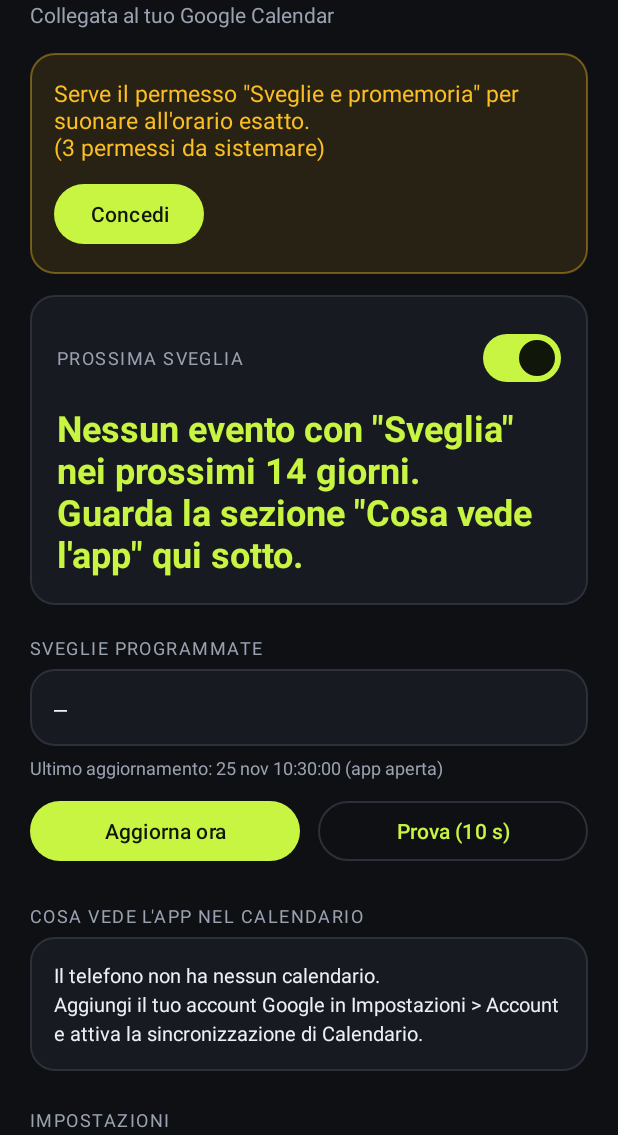
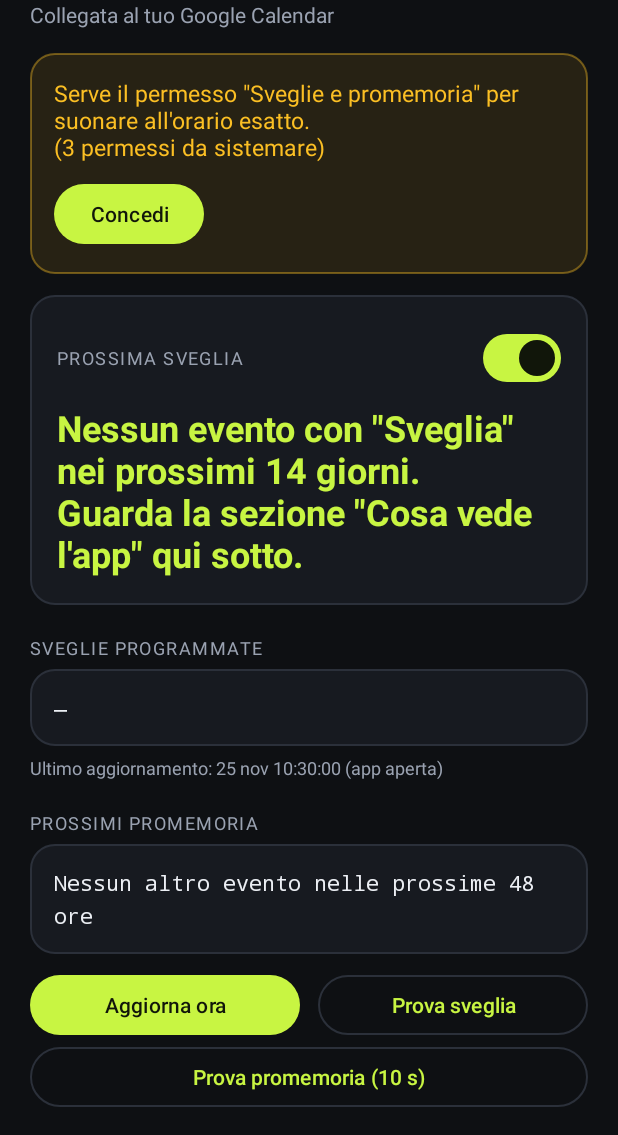
Before and after one commit to draxter2303/jarvis_sveglia, an Android app: the screen it shows after launch (MainActivity), after a tap on "Concedi", on a phone screen of 412 x 824 dp, the part 101-1236 px from its top. Run offline under Robolectric (Android 15) with nearby library versions, the phone set to English and light mode, and no system bars; 3 statements that could not run were skipped.

Commit message:
Promemoria per tutti gli altri eventi del calendario
Co-Authored-By: Claude Opus 5.5 <noreply@anthropic.com>
Claude-Session: https://claude.ai/code/session_01N8hqKV3iW929fz3BYHtVTk

```diff
--- a/app/build.gradle.kts
+++ b/app/build.gradle.kts
@@ -11,8 +11,8 @@ android {
         applicationId = "com.draxter.jarvissveglia"
         minSdk = 26
         targetSdk = 34
-        versionCode = 3
-        versionName = "1.1"
+        versionCode = 4
+        versionName = "1.2"
     }
 
     signingConfigs {
--- a/app/src/main/AndroidManifest.xml
+++ b/app/src/main/AndroidManifest.xml
@@ -56,6 +56,10 @@
             android:exported="false" />
 
         <receiver
+            android:name=".ReminderReceiver"
+            android:exported="false" />
+
+        <receiver
             android:name=".SystemEventReceiver"
             android:exported="true">
             <intent-filter>
--- a/app/src/main/java/com/draxter/jarvissveglia/AlarmScheduler.kt
+++ b/app/src/main/java/com/draxter/jarvissveglia/AlarmScheduler.kt
@@ -15,6 +15,10 @@ object AlarmScheduler {
     const val EXTRA_DESC = "desc"
     const val EXTRA_BEGIN = "begin"
     const val EXTRA_SNOOZE = "snooze"
+    const val EXTRA_END = "end"
+    const val EXTRA_EVENT_ID = "event_id"
+    const val EXTRA_CODE = "code"
+    const val TEST_REMINDER_CODE = -42
 
     private val lock = Any()
 
@@ -41,8 +45,69 @@ object AlarmScheduler {
         fresh.forEach { schedule(app, it, it.begin - offsetMs) }
 
         Prefs.saveScheduled(app, fresh, reason)
+        syncReminders(app)
         Log.i(TAG, "Sync ($reason): ${fresh.size} sveglie")
         fresh
+    }
+
+    /** Promemoria per tutti gli altri eventi del calendario. */
+    private fun syncReminders(ctx: Context) {
+        val old = Prefs.scheduledReminders(ctx)
+        val offsetMs = Prefs.reminderOffsetMinutes(ctx) * 60_000L
+        val now = System.currentTimeMillis()
+        val fresh = if (Prefs.remindersEnabled(ctx)) {
+            CalendarRepo.queryReminders(ctx).filter { it.begin - offsetMs > now + 5_000 }
+        } else emptyList()
+
+        val freshCodes = fresh.map { it.reminderCode }.toSet()
+        old.filter { it.reminderCode !in freshCodes }.forEach { cancelReminder(ctx, it.reminderCode) }
+        fresh.forEach { scheduleReminder(ctx, it, it.begin - offsetMs) }
+        Prefs.saveReminders(ctx, fresh)
+    }
+
+    private fun reminderIntent(ctx: Context, code: Int, item: AlarmItem?): PendingIntent? {
+        val intent = Intent(ctx, ReminderReceiver::class.java)
+        if (item != null) {
+            intent.putExtra(EXTRA_TITLE, item.title)
+                .putExtra(EXTRA_DESC, item.description)
+                .putExtra(EXTRA_BEGIN, item.begin)
+                .putExtra(EXTRA_END, item.end)
+                .putExtra(EXTRA_EVENT_ID, item.eventId)
+                .putExtra(EXTRA_CODE, code)
+        }
+        val flags = if (item == null) PendingIntent.FLAG_NO_CREATE or PendingIntent.FLAG_IMMUTABLE
+        else PendingIntent.FLAG_UPDATE_CURRENT or PendingIntent.FLAG_IMMUTABLE
+        return PendingIntent.getBroadcast(ctx, code, intent, flags)
+    }
+
+    fun scheduleReminder(ctx: Context, item: AlarmItem, triggerAt: Long, code: Int = item.reminderCode) {
+        val am = ctx.getSystemService(AlarmManager::class.java)
+        val op = reminderIntent(ctx, code, item) ?: return
+        try {
+            // Esatto ma senza l'icona della sveglia nella barra di stato.
+            if (canScheduleExact(ctx)) {
+                am.setExactAndAllowWhileIdle(AlarmManager.RTC_WAKEUP, triggerAt, op)
+            } else {
+                am.setAndAllowWhileIdle(AlarmManager.RTC_WAKEUP, triggerAt, op)
+            }
+        } catch (e: SecurityException) {
+            am.setAndAllowWhileIdle(AlarmManager.RTC_WAKEUP, triggerAt, op)
+        }
+    }
+
+    private fun cancelReminder(ctx: Context, code: Int) {
+        val pi = reminderIntent(ctx, code, null) ?: return
+        ctx.getSystemService(AlarmManager::class.java).cancel(pi)
+        pi.cancel()
+    }
+
+    fun testReminder(ctx: Context, seconds: Int = 10) {
+        val at = System.currentTimeMillis() + seconds * 1000L
+        scheduleReminder(
+            ctx,
+            AlarmItem(0, at, "Promemoria di prova", "Così ti arriveranno gli eventi del calendario.", "", at + 30 * 60_000L),
+            at, TEST_REMINDER_CODE
+        )
     }
 
     fun schedule(ctx: Context, item: AlarmItem, triggerAt: Long, snooze: Boolean = false) {
--- a/app/src/main/java/com/draxter/jarvissveglia/App.kt
+++ b/app/src/main/java/com/draxter/jarvissveglia/App.kt
@@ -47,9 +47,19 @@ class App : Application() {
             lockscreenVisibility = android.app.Notification.VISIBILITY_PUBLIC
         }
         nm.createNotificationChannel(alarm)
+
+        val reminder = NotificationChannel(
+            CHANNEL_REMINDER, "Promemoria eventi", NotificationManager.IMPORTANCE_HIGH
+        ).apply {
+            description = "Notifica all'inizio di ogni evento del calendario"
+            enableVibration(true)
+            lockscreenVisibility = android.app.Notification.VISIBILITY_PUBLIC
+        }
+        nm.createNotificationChannel(reminder)
     }
 
     companion object {
         const val CHANNEL_ALARM = "alarm_v1"
+        const val CHANNEL_REMINDER = "reminder_v1"
     }
 }
--- a/app/src/main/java/com/draxter/jarvissveglia/CalendarRepo.kt
+++ b/app/src/main/java/com/draxter/jarvissveglia/CalendarRepo.kt
@@ -38,16 +38,29 @@ object CalendarRepo {
         ctx, Manifest.permission.WRITE_CALENDAR
     ) == PackageManager.PERMISSION_GRANTED
 
-    private fun instancesUri(ctx: Context, from: Long) =
+    private fun instancesUri(ctx: Context, from: Long, days: Int = Prefs.lookaheadDays(ctx)) =
         CalendarContract.Instances.CONTENT_URI.buildUpon().also {
             ContentUris.appendId(it, from)
-            ContentUris.appendId(it, from + Prefs.lookaheadDays(ctx) * 24L * 60 * 60 * 1000)
+            ContentUris.appendId(it, from + days * 24L * 60 * 60 * 1000)
         }.build()
 
-    fun queryAlarms(ctx: Context): List<AlarmItem> {
+    fun isAlarmTitle(ctx: Context, title: String): Boolean {
+        val keyword = Prefs.keyword(ctx).trim().lowercase()
+        return keyword.isNotBlank() && title.lowercase().contains(keyword)
+    }
+
+    /** Sveglie: eventi il cui titolo contiene la parola chiave. */
+    fun queryAlarms(ctx: Context): List<AlarmItem> =
+        queryEvents(ctx, Prefs.lookaheadDays(ctx)).filter { isAlarmTitle(ctx, it.title) }
+            .distinctBy { it.begin / 60_000L } // stesso orario da calendari diversi
+
+    /** Promemoria: tutti gli altri eventi con un orario. */
+    fun queryReminders(ctx: Context): List<AlarmItem> =
+        queryEvents(ctx, Prefs.REMINDER_DAYS).filter { !isAlarmTitle(ctx, it.title) }
+            .distinctBy { "${it.begin / 60_000L}|${it.title}" }
+
+    private fun queryEvents(ctx: Context, days: Int): List<AlarmItem> {
         if (!hasPermission(ctx)) return emptyList()
-        val keyword = Prefs.keyword(ctx).trim().lowercase()
-        if (keyword.isBlank()) return emptyList()
 
         val now = System.currentTimeMillis()
         val projection = arrayOf(
@@ -57,18 +70,17 @@ object CalendarRepo {
             CalendarContract.Instances.DESCRIPTION,
             CalendarContract.Instances.ALL_DAY,
             CalendarContract.Instances.STATUS,
-            CalendarContract.Instances.CALENDAR_DISPLAY_NAME
+            CalendarContract.Instances.CALENDAR_DISPLAY_NAME,
+            CalendarContract.Instances.END
         )
         val out = mutableListOf<AlarmItem>()
         try {
-            // Nessun filtro SQL sul titolo: il confronto lo facciamo qui, ignorando maiuscole e accenti.
             ctx.contentResolver.query(
-                instancesUri(ctx, now - 60L * 60 * 1000), projection, null, null,
+                instancesUri(ctx, now - 60L * 60 * 1000, days), projection, null, null,
                 "${CalendarContract.Instances.BEGIN} ASC"
             )?.use { c ->
                 while (c.moveToNext()) {
                     val title = c.getString(2) ?: continue
-                    if (!title.lowercase().contains(keyword)) continue
                     if (c.getInt(4) == 1) continue // eventi di tutto il giorno
                     val status = if (c.isNull(5)) -1 else c.getInt(5)
                     if (status == CalendarContract.Instances.STATUS_CANCELED) continue
@@ -79,15 +91,15 @@ object CalendarRepo {
                         begin = begin,
                         title = title,
                         description = c.getString(3) ?: "",
-                        calendarName = c.getString(6) ?: ""
+                        calendarName = c.getString(6) ?: "",
+                        end = if (c.isNull(7)) 0L else c.getLong(7)
                     )
                 }
             }
         } catch (e: Exception) {
             Log.e(TAG, "Lettura calendario fallita", e)
         }
-        // Evita doppioni (stesso orario da calendari diversi).
-        return out.distinctBy { it.begin / 60_000L }
+        return out
     }
 
     fun calendars(ctx: Context): List<CalendarInfo> {
--- a/app/src/main/java/com/draxter/jarvissveglia/MainActivity.kt
+++ b/app/src/main/java/com/draxter/jarvissveglia/MainActivity.kt
@@ -40,6 +40,9 @@ class MainActivity : AppCompatActivity() {
     private lateinit var permText: TextView
     private lateinit var permButton: Button
     private lateinit var diagText: TextView
+    private lateinit var reminderList: TextView
+    private lateinit var remindersSwitch: MaterialSwitch
+    private lateinit var reminderOffsetInput: EditText
     private lateinit var enableCalendarsBtn: Button
 
     private val askWriteCalendar = registerForActivityResult(
@@ -74,6 +77,19 @@ class MainActivity : AppCompatActivity() {
         permText = findViewById(R.id.permText)
         permButton = findViewById(R.id.permButton)
         diagText = findViewById(R.id.diagText)
+        reminderList = findViewById(R.id.reminderList)
+        remindersSwitch = findViewById(R.id.switchReminders)
+        reminderOffsetInput = findViewById(R.id.inputReminderOffset)
+        remindersSwitch.isChecked = Prefs.remindersEnabled(this)
+        reminderOffsetInput.setText(Prefs.reminderOffsetMinutes(this).toString())
+        remindersSwitch.setOnCheckedChangeListener { _, checked ->
+            Prefs.setRemindersEnabled(this, checked)
+            refresh(sync = true)
+        }
+        findViewById<Button>(R.id.btnTestReminder).setOnClickListener {
+            AlarmScheduler.testReminder(this, 10)
+            Toast.makeText(this, "Il promemoria di prova arriva tra 10 secondi", Toast.LENGTH_LONG).show()
+        }
         enableCalendarsBtn = findViewById(R.id.btnEnableCalendars)
         enableCalendarsBtn.setOnClickListener {
             if (CalendarRepo.hasWritePermission(this)) enableCalendars()
@@ -93,6 +109,8 @@ class MainActivity : AppCompatActivity() {
             Prefs.setKeyword(this, keywordInput.text.toString().ifBlank { "Sveglia" })
             Prefs.setSnoozeMinutes(this, snoozeInput.text.toString().toIntOrNull() ?: 5)
             Prefs.setOffsetMinutes(this, offsetInput.text.toString().toIntOrNull() ?: 0)
+            Prefs.setReminderOffsetMinutes(this, reminderOffsetInput.text.toString().toIntOrNull() ?: 0)
+            reminderOffsetInput.setText(Prefs.reminderOffsetMinutes(this).toString())
             keywordInput.setText(Prefs.keyword(this))
             snoozeInput.setText(Prefs.snoozeMinutes(this).toString())
             offsetInput.setText(Prefs.offsetMinutes(this).toString())
@@ -160,6 +178,17 @@ class MainActivity : AppCompatActivity() {
         alarmList.text = if (items.isEmpty()) "—" else items.joinToString("\n") {
             val at = it.begin - offset
             "${day.format(Date(at))}  ·  ${time.format(Date(at))}   ${AlarmService.cleanTitle(it.title)}"
+        }
+
+        val reminders = Prefs.scheduledReminders(this)
+        val remOffset = Prefs.reminderOffsetMinutes(this) * 60_000L
+        reminderList.text = when {
+            !Prefs.remindersEnabled(this) -> "Promemoria disattivati"
+            reminders.isEmpty() -> "Nessun altro evento nelle prossime ${Prefs.REMINDER_DAYS * 24} ore"
+            else -> reminders.take(12).joinToString("\n") {
+                val at = it.begin - remOffset
+                "${day.format(Date(at))}  ·  ${time.format(Date(at))}   ${AlarmService.cleanTitle(it.title)}"
+            } + if (reminders.size > 12) "\n… e altri ${reminders.size - 12}" else ""
         }
 
         val snoozeAt = Prefs.snoozeAt(this)
--- a/app/src/main/java/com/draxter/jarvissveglia/Prefs.kt
+++ b/app/src/main/java/com/draxter/jarvissveglia/Prefs.kt
@@ -9,20 +9,25 @@ data class AlarmItem(
     val begin: Long,
     val title: String,
     val description: String,
-    val calendarName: String
+    val calendarName: String,
+    val end: Long = 0L
 ) {
+    /** Codice per il PendingIntent del promemoria (negativo: non si scontra con le sveglie). */
+    val reminderCode: Int
+        get() = -requestCode
+
     /** Codice univoco per il PendingIntent di questa sveglia. */
     val requestCode: Int
         get() = (((eventId * 1_000_003L) xor (begin / 60_000L)) and 0x3FFFFFFF).toInt() + 1000
 
     fun toJson(): JSONObject = JSONObject()
         .put("e", eventId).put("b", begin).put("t", title)
-        .put("d", description).put("c", calendarName)
+        .put("d", description).put("c", calendarName).put("n", end)
 
     companion object {
         fun fromJson(o: JSONObject) = AlarmItem(
             o.optLong("e"), o.optLong("b"), o.optString("t"),
-            o.optString("d"), o.optString("c")
+            o.optString("d"), o.optString("c"), o.optLong("n")
         )
     }
 }
@@ -72,6 +77,33 @@ object Prefs {
             .apply()
     }
 
+    // ---- Promemoria (tutti gli altri eventi) ----
+    fun remindersEnabled(ctx: Context) = sp(ctx).getBoolean("rem_enabled", true)
+    fun setRemindersEnabled(ctx: Context, v: Boolean) = sp(ctx).edit().putBoolean("rem_enabled", v).apply()
+
+    fun reminderOffsetMinutes(ctx: Context) = sp(ctx).getInt("rem_offset", 0)
+    fun setReminderOffsetMinutes(ctx: Context, v: Int) = sp(ctx).edit().putInt("rem_offset", v.coerceIn(0, 120)).apply()
+
+    /** I promemoria si programmano solo per i prossimi giorni (si riaggiornano di continuo). */
+    const val REMINDER_DAYS = 2
+
+    private fun loadList(ctx: Context, key: String): List<AlarmItem> {
+        val raw = sp(ctx).getString(key, "[]") ?: "[]"
+        return try {
+            val arr = JSONArray(raw)
+            (0 until arr.length()).map { AlarmItem.fromJson(arr.getJSONObject(it)) }
+        } catch (e: Exception) {
+            emptyList()
+        }
+    }
+
+    fun scheduledReminders(ctx: Context) = loadList(ctx, "reminders")
+    fun saveReminders(ctx: Context, items: List<AlarmItem>) {
+        val arr = JSONArray()
+        items.forEach { arr.put(it.toJson()) }
+        sp(ctx).edit().putString("reminders", arr.toString()).apply()
+    }
+
     fun snoozeAt(ctx: Context) = sp(ctx).getLong("snooze_at", 0L)
     fun setSnoozeAt(ctx: Context, v: Long) = sp(ctx).edit().putLong("snooze_at", v).apply()
 }
--- a/app/src/main/res/layout/activity_main.xml
+++ b/app/src/main/res/layout/activity_main.xml
@@ -133,6 +133,28 @@
             android:textColor="@color/muted"
             android:textSize="12sp" />
 
+        <TextView
+            android:layout_width="wrap_content"
+            android:layout_height="wrap_content"
+            android:layout_marginTop="20dp"
+            android:layout_marginBottom="6dp"
+            android:text="PROSSIMI PROMEMORIA"
+            android:textColor="@color/muted"
+            android:textSize="12sp"
+            android:letterSpacing="0.08" />
+
+        <TextView
+            android:id="@+id/reminderList"
+            android:layout_width="match_parent"
+            android:layout_height="wrap_content"
+            android:background="@drawable/card"
+            android:fontFamily="monospace"
+            android:lineSpacingExtra="6dp"
+            android:padding="16dp"
+            android:text="—"
+            android:textColor="@color/text"
+            android:textSize="14sp" />
+
         <LinearLayout
             android:layout_width="match_parent"
             android:layout_height="wrap_content"
@@ -155,8 +177,15 @@
                 android:layout_height="wrap_content"
                 android:layout_marginStart="6dp"
                 android:layout_weight="1"
-                android:text="Prova (10 s)" />
+                android:text="Prova sveglia" />
         </LinearLayout>
+
+        <Button
+            android:id="@+id/btnTestReminder"
+            style="@style/Widget.Material3.Button.OutlinedButton"
+            android:layout_width="match_parent"
+            android:layout_height="wrap_content"
+            android:text="Prova promemoria (10 s)" />
 
         <!-- Diagnostica -->
         <TextView
@@ -243,6 +272,37 @@
                 style="@style/Field"
                 android:inputType="number" />
 
+            <LinearLayout
+                android:layout_width="match_parent"
+                android:layout_height="wrap_content"
+                android:layout_marginTop="18dp"
+                android:gravity="center_vertical"
+                android:orientation="horizontal">
+
+                <TextView
+                    android:layout_width="0dp"
+                    android:layout_height="wrap_content"
+                    android:layout_weight="1"
+                    android:text="Promemoria per tutti gli altri eventi"
+                    android:textColor="@color/text"
+                    android:textSize="15sp" />
+
+                <com.google.android.material.materialswitch.MaterialSwitch
+                    android:id="@+id/switchReminders"
+                    android:layout_width="wrap_content"
+                    android:layout_height="wrap_content" />
+            </LinearLayout>
+
+            <TextView
+                style="@style/Label"
+                android:layout_marginTop="12dp"
+                android:text="Minuti di anticipo dei promemoria" />
+
+            <EditText
+                android:id="@+id/inputReminderOffset"
+                style="@style/Field"
+                android:inputType="number" />
+
             <Button
                 android:id="@+id/btnSave"
                 style="@style/Widget.Material3.Button"
@@ -257,7 +317,7 @@
             android:layout_height="wrap_content"
             android:layout_marginTop="16dp"
             android:layout_marginBottom="24dp"
-            android:text="L'app legge il calendario del telefono, che Android tiene sincronizzato con Google Calendar. Quando sposti, aggiungi o cancelli un evento, la sveglia si aggiorna da sola."
+            android:text="Gli eventi con la parola chiave nel titolo diventano sveglie a tutto schermo; tutti gli altri eventi con un orario diventano promemoria. L'app legge il calendario del telefono, sincronizzato con Google Calendar: quando sposti, aggiungi o cancelli un evento, si aggiorna da sola."
             android:textColor="@color/muted"
             android:textSize="12sp" />
     </LinearLayout>
```
Also changed, not shown: app/src/main/java/com/draxter/jarvissveglia/Receivers.kt (+54 -0 lines), app/src/main/res/drawable/ic_event.xml (added, +7 -0 lines), 1 other file.
